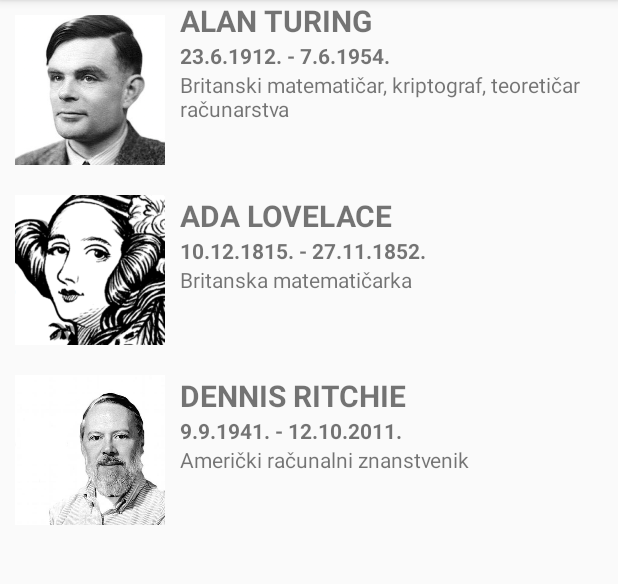
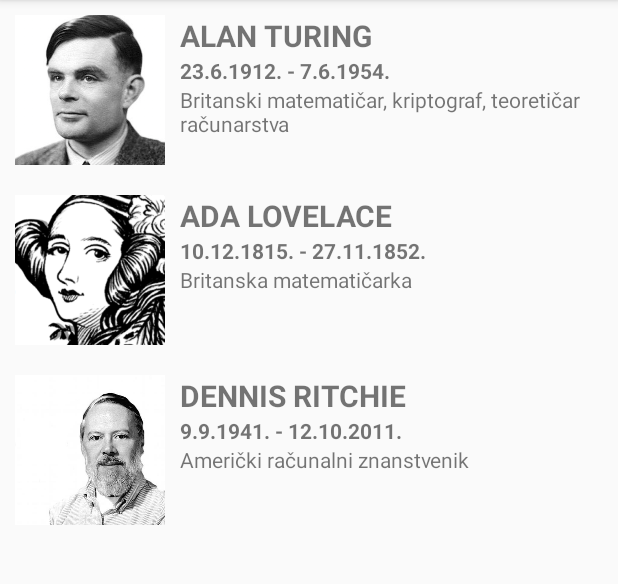
Before and after one commit to IvPris/Inspired, an Android app: the screen it shows after launch (MainActivity), after a tap on an icon or button, on a phone screen of 412 x 824 dp, the part 84-668 px from its top. Run offline under Robolectric (Android 15) with nearby library versions, the phone set to English and light mode, and no system bars; our stand-ins replace ButterKnife.

```diff
--- a/app/src/main/java/hr/ferit/ivana/inspired/MainActivity.java
+++ b/app/src/main/java/hr/ferit/ivana/inspired/MainActivity.java
@@ -7,7 +7,7 @@ import android.widget.ImageView;
 import android.widget.TextView;
 import android.widget.Toast;
 
-import org.w3c.dom.Text;
+import java.util.Random;
 
 import butterknife.BindView;
 import butterknife.ButterKnife;
@@ -65,13 +65,6 @@ public class MainActivity extends Activity {
             }
         });
 
-        photo1.setOnClickListener(new View.OnClickListener() {
-            @Override
-            public void onClick(View v) {
-                displayQuote(1);
-            }
-        });
-
         photo2.setOnClickListener(new View.OnClickListener() {
             @Override
             public void onClick(View v) {
@@ -90,17 +83,19 @@ public class MainActivity extends Activity {
     }
 
     private void displayQuote(int i) {
-        String message="";
+        String quote;
+        Random rand = new Random();
+        int n=rand.nextInt(2);
         if (i==1){
-            message = "“Sometimes it is the people no one can imagine anything of who do the things no one can imagine.”";
+            quote = getResources().getStringArray(R.array.Turing)[n];
         }
         else if (i==2){
-            message = "“That brain of mine is something more than merely mortal, as time will show.”";
+            quote = getResources().getStringArray(R.array.Lovelace)[n];
         }
         else {
-            message = "“UNIX is basically a simple operating system, but you have to be a genius to understand the simplicity”";
+            quote = getResources().getStringArray(R.array.Ritchie)[n];
         }
-        Toast.makeText(this, message, Toast.LENGTH_LONG).show();
+        Toast.makeText(this, quote, Toast.LENGTH_LONG).show();
 
     }
 
--- a/app/src/main/res/layout/activity_main.xml
+++ b/app/src/main/res/layout/activity_main.xml
@@ -14,6 +14,7 @@
         android:layout_width="match_parent"
         android:layout_height="wrap_content"
         android:layout_toEndOf="@id/photo1"
+        android:layout_alignTop="@id/photo1"
         android:textAllCaps="true"
         android:textSize="20sp"
         android:textStyle="bold"/>
--- /dev/null
+++ b/app/src/main/res/values/quotes.xml
@@ -0,0 +1,18 @@
+<?xml version="1.0" encoding="utf-8"?>
+<resources>
+    <string-array name="Turing">
+        <item>“Sometimes it is the people no one can imagine anything of who do the things no one can imagine.”</item>
+        <item>“We can only see a short distance ahead, but we can see plenty there that needs to be done.”</item>
+        <item>“Those who can imagine anything, can create the impossible.”</item>
+    </string-array>
+    <string-array name="Lovelace">
+        <item>“That brain of mine is something more than merely mortal, as time will show.”</item>
+        <item>“Religion to me is science, and science is religion.”</item>
+        <item>“Your best and wisest refuge from all troubles is in your science.”</item>
+    </string-array>
+    <string-array name="Ritchie">
+        <item>“UNIX is basically a simple operating system, but you have to be a genius to understand the simplicity”</item>
+        <item>“The only way to learn a new programming language is by writing programs in it.”</item>
+        <item>“C is quirky, flawed, and an enormous success.”</item>
+    </string-array>
+</resources>
```
